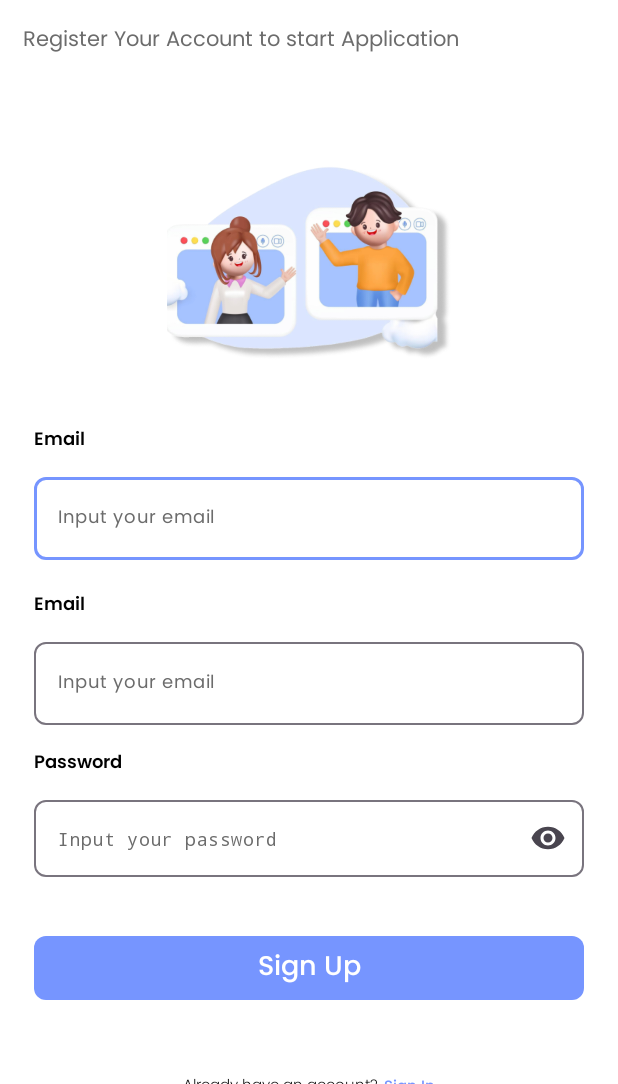
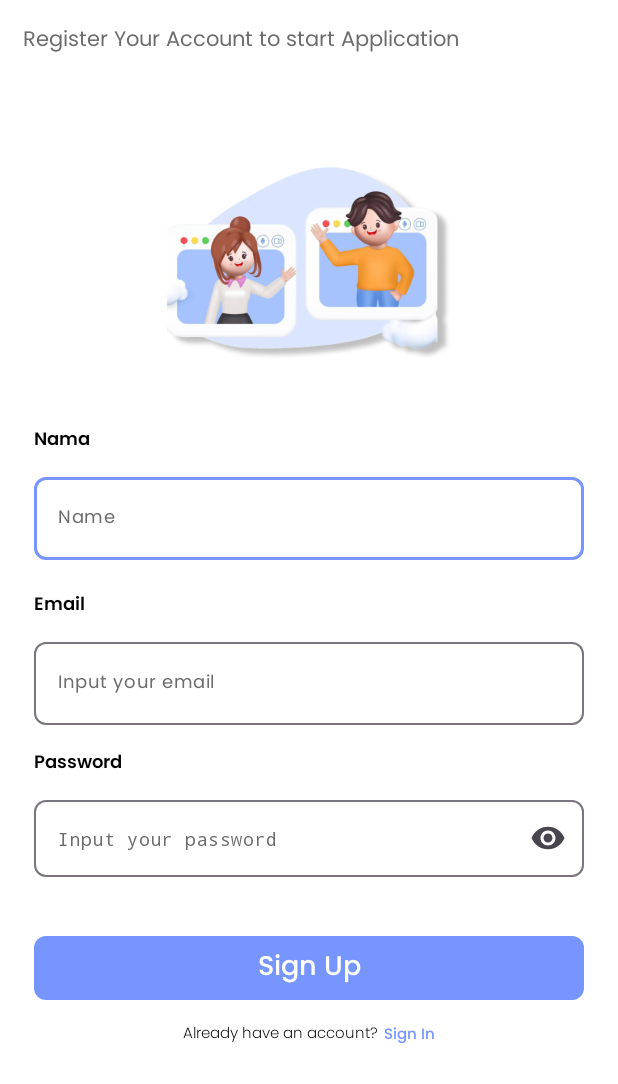
Before and after one commit to Centung-C242-PS276/Mobile-Development, an Android app: the RegisterActivity screen opened directly, with no data from a screen before it, on a phone screen of 412 x 824 dp, the part 152-1236 px from its top. Run offline under Robolectric (Android 15) with nearby library versions, the phone set to English and light mode, and no system bars.

Commit message:
hapus bar

```diff
--- a/app/src/main/res/layout/activity_register.xml
+++ b/app/src/main/res/layout/activity_register.xml
@@ -58,8 +58,8 @@
             android:layout_width="match_parent"
             android:layout_height="wrap_content"
             android:layout_marginTop="20dp"
-            app:hintText="Input your email"
-            app:labelText="Email"
+            app:hintText="Name"
+            app:labelText="Nama"
             app:layout_constraintTop_toBottomOf="@id/iv_sign_up" />
 
         <com.capstone.centung.utils.components.CustomEditText
@@ -92,7 +92,7 @@
         <TextView
             android:id="@+id/tv_sub_headline"
             style="@style/Body.Light.1"
-            android:layout_marginTop="45dp"
+            android:layout_marginTop="5dp"
             android:layout_marginBottom="20dp"
             android:text="Already have an account?"
             app:layout_constraintBottom_toBottomOf="parent"
@@ -109,6 +109,16 @@
             app:layout_constraintEnd_toEndOf="parent"
             app:layout_constraintStart_toEndOf="@+id/tv_sub_headline"
             app:layout_constraintTop_toTopOf="@id/tv_sub_headline" />
+
+        <ProgressBar
+            android:id="@+id/progress_bar"
+            android:layout_width="wrap_content"
+            android:layout_height="wrap_content"
+            android:visibility="gone"
+            app:layout_constraintTop_toTopOf="parent"
+            app:layout_constraintBottom_toBottomOf="parent"
+            app:layout_constraintStart_toStartOf="parent"
+            app:layout_constraintEnd_toEndOf="parent" />
     </androidx.constraintlayout.widget.ConstraintLayout>
 
 </androidx.core.widget.NestedScrollView>
--- a/app/src/main/res/values-night/themes.xml
+++ b/app/src/main/res/values-night/themes.xml
@@ -1,6 +1,8 @@
 <resources xmlns:tools="http://schemas.android.com/tools">
     <!-- Base application theme. -->
-    <style name="Theme.Centung" parent="Theme.MaterialComponents.DayNight.DarkActionBar">
+    <style name="Theme.Centung" parent="Theme.Material3.DayNight.NoActionBar">
+<!--        <item name="windowActionBar">false</item>-->
+<!--        <item name="windowNoTitle">true</item>-->
         <!-- Primary brand color. -->
         <item name="colorPrimary">@color/app_blue</item>
         <item name="colorPrimaryVariant">@color/app_blue</item>
--- a/app/src/main/res/values/themes.xml
+++ b/app/src/main/res/values/themes.xml
@@ -1,6 +1,8 @@
 <resources xmlns:tools="http://schemas.android.com/tools">
     <!-- Base application theme. -->
     <style name="Theme.Centung" parent="Theme.Material3.DayNight.NoActionBar">
+<!--        <item name="windowActionBar">false</item>-->
+<!--        <item name="windowNoTitle">true</item>-->
         <!-- Primary brand color. -->
         <item name="colorPrimary">@color/app_blue</item>
         <item name="colorPrimaryVariant">@color/app_blue</item>
```
Also changed, not shown: app/src/main/java/com/capstone/centung/ui/login/LoginActivity.kt (+12 -8 lines), app/src/main/java/com/capstone/centung/ui/register/RegisterActivity.kt (+9 -6 lines), app/src/main/res/layout/activity_login.xml (+12 -1 lines).
